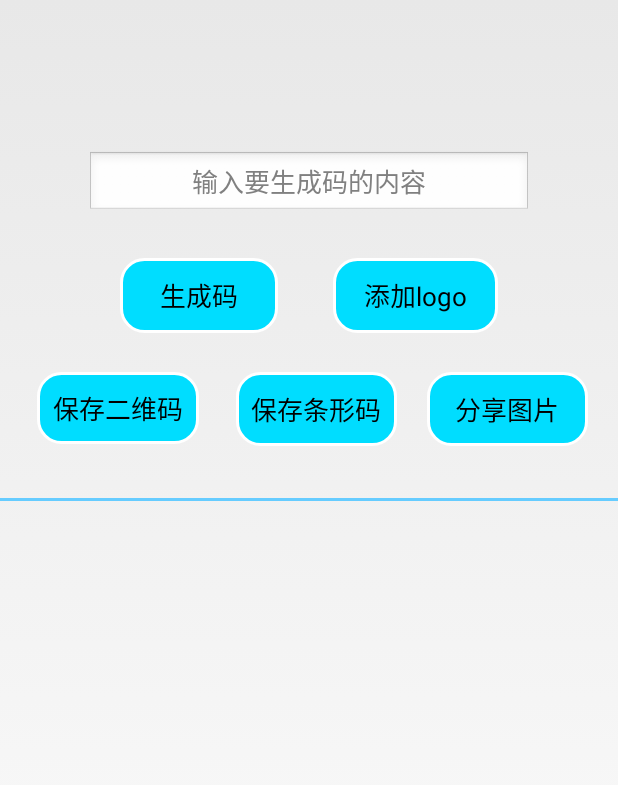
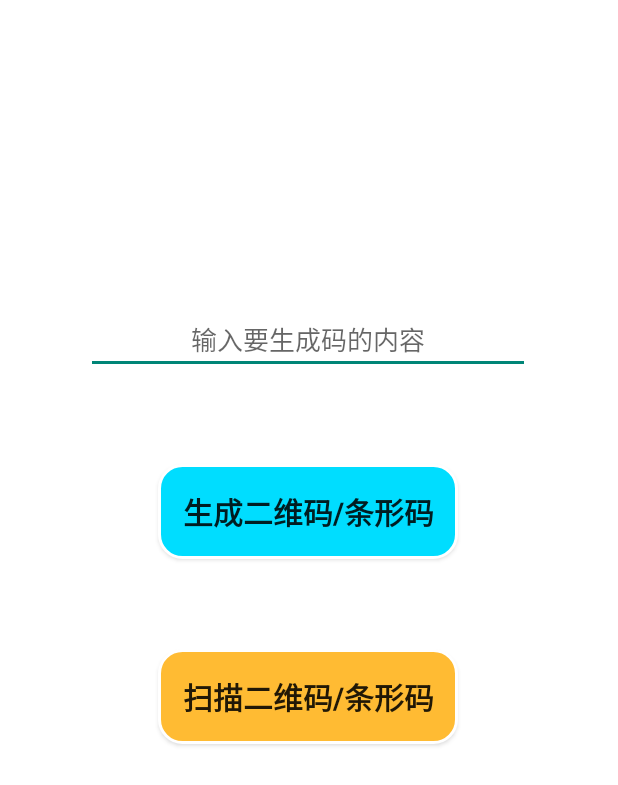
Before and after one commit to Veal98/Code-Scanner, an Android app: the screen it shows after launch (CreateCodeActivity before the commit, MainActivity after it), after a tap on "生成二维码/条形码", on a phone screen of 412 x 824 dp. Shown: the top 785 px of the screen. Run offline under Robolectric (Android 15) with nearby library versions, the phone set to English and light mode, and no system bars; our stand-ins replace ButterKnife.

Commit message:
整体布局修改

```diff
--- a/app/build.gradle
+++ b/app/build.gradle
@@ -34,6 +34,8 @@ dependencies {
     //Github Dialog样式
     implementation 'com.github.limxing:Android-PromptDialog:1.1.3'
     implementation 'com.flyco.dialog:FlycoDialog_Lib:1.3.2@aar'
+    // AndroidEdit 文本框撤销和恢复
+    implementation 'ren.qinc.edit:lib:0.0.5'
 
 
 }
--- a/app/src/main/java/com/cheng/codescanner/CommonScanActivity.java
+++ b/app/src/main/java/com/cheng/codescanner/CommonScanActivity.java
@@ -93,7 +93,7 @@ public final class CommonScanActivity extends Activity implements ScanListener,
         super.onCreate(icicle);
         setContentView(R.layout.activity_scan_code);
         ButterKnife.bind(this);
-        // 利用getIntExtra() 取出MainActivity中的putExtra()传入的值,设置扫描模式
+        // 利用getIntExtra() 取出其他Activity中的putExtra()传入的值,设置扫描模式
         scanMode = getIntent().getIntExtra(Constant.REQUEST_SCAN_MODE, Constant.REQUEST_SCAN_MODE_ALL_MODE);
         checkPermission(); //摄像头权限申请
         initView();
--- a/app/src/main/java/com/cheng/codescanner/CreateCodeActivity.java
+++ b/app/src/main/java/com/cheng/codescanner/CreateCodeSuccessActivity.java
@@ -16,10 +16,12 @@ import android.view.View;
 import android.widget.AdapterView;
 import android.widget.Button;
 import android.widget.EditText;
+import android.widget.ImageButton;
 import android.widget.ImageView;
 import android.widget.Toast;
 import androidx.core.app.ActivityCompat;
 import com.cheng.codescanner.utils.CommonUtil;
+import com.cheng.codescanner.utils.Constant;
 import com.cheng.codescanner.zxing.encode.EncodingHandler;
 import com.flyco.dialog.listener.OnOperItemClickL;
 import com.flyco.dialog.widget.ActionSheetDialog;
@@ -31,14 +33,11 @@ import butterknife.OnClick;
 import me.leefeng.promptlibrary.PromptDialog;
 
 
-public class CreateCodeActivity extends Activity {
+public class CreateCodeSuccessActivity extends Activity {
 
     /*ButterKnife绑定控件*/
 
-    @Bind(R.id.et_code_key) //输入要生成码的内容
-    EditText etCodeKey;
-    @Bind(R.id.btn_create_code) //生成码Button
-    Button btnCreateCode;
+
     @Bind(R.id.btn_add_logo) //添加logo
             Button btnAddLogo;
     @Bind(R.id.btn_share_img) //分享
@@ -51,6 +50,8 @@ public class CreateCodeActivity extends Activity {
             Button save2Code;
     @Bind(R.id.btn_save_bar_code) //保存条形码
             Button saveBarCode;
+    @Bind(R.id.btn_circle_scan) //圆形按钮扫描
+            ImageButton circleScan;
 
     Bitmap qrCode = null;
     Bitmap barCode = null;
@@ -61,29 +62,26 @@ public class CreateCodeActivity extends Activity {
         super.onCreate(saveInstanceState);
         qrCode = null;
         barCode = null;
-        setContentView(R.layout.activity_create_code);
+        setContentView(R.layout.activity_create_success);
         ButterKnife.bind(this);  //绑定初始化ButterKnife
         //验证权限
-        verifyStoragePermissions(this);
+
+        Intent intent = getIntent();
+        String key = intent.getStringExtra("etCodeKey"); //获取MainActivity传值
+        create2Code(key);
+        createBarCode(key);
+        PromptDialog promptDialog = new PromptDialog(this);
+        promptDialog.showSuccess("生成码成功！");
     }
 
 
     /**
      * 按钮监听事件
      */
-    @OnClick({R.id.btn_create_code, R.id.btn_add_logo,R.id.btn_share_img, R.id.btn_save_2_code, R.id.btn_save_bar_code})
+    @OnClick({R.id.btn_add_logo,R.id.btn_share_img, R.id.btn_save_2_code, R.id.btn_save_bar_code, R.id.btn_circle_scan})
     public void clickListener(View view){
-        String key = etCodeKey.getText().toString(); //获取输入的内容，二维码信息
 
         switch (view.getId()){
-            case  R.id.btn_create_code: //生成码,添加文字
-                if(TextUtils.isEmpty(key)){
-                    Toast.makeText(this,"请输入内容",Toast.LENGTH_SHORT).show();
-                }else{
-                    create2Code(key);
-                    createBarCode(key);
-                }
-                break;
 
             case R.id.btn_add_logo: //添加logo
                 if(qrCode==null){
@@ -92,16 +90,13 @@ public class CreateCodeActivity extends Activity {
                     break;
                 }else {
                     Bitmap headBitmap =getHeadBitmap(60);
-                    if(headBitmap != null)
-                        createQRCodeBitmapWithPortrait(qrCode,headBitmap);
+                    if(headBitmap != null) {
+                        createQRCodeBitmapWithPortrait(qrCode, headBitmap);
+                        PromptDialog promptDialog = new PromptDialog(this);
+                        promptDialog.showSuccess("添加成功！");
+                    }
                     break;
                 }
-//                Bitmap bitmap = create2Code(key);
-//                Bitmap headBitmap =getHeadBitmap(60);
-//                if(bitmap != null  && headBitmap != null)
-//                    createQRCodeBitmapWithPortrait(bitmap, headBitmap);
-//                break;
-
 
             case R.id.btn_share_img: //分享图片
                 if(qrCode==null){
@@ -136,6 +131,14 @@ public class CreateCodeActivity extends Activity {
                     promptDialog2.showSuccess("条形码保存成功");
                     break;
                 }
+
+            case R.id.btn_circle_scan: //圆形扫描按钮
+                Intent intent = new Intent(CreateCodeSuccessActivity.this, CommonScanActivity.class);
+                // putExtra("A",B)中，AB为键值对，第一个参数为键名，第二个参数为键对应的值。
+                // 如果想取出Intent对象中的这些值，需要在你的另一个Activity中用getXXXXXExtra方法，注意需要使用对应类型的方法，参数为键名
+                intent.putExtra(Constant.REQUEST_SCAN_MODE,Constant.REQUEST_SCAN_MODE_ALL_MODE);
+                startActivity(intent);
+                break;
         }
     }
 
@@ -229,30 +232,7 @@ public class CreateCodeActivity extends Activity {
 
     }
 
-    /**
-     * 权限认证
-     */
 
-    private static final int REQUEST_EXTERNAL_STORAGE = 1;
-    private static String[] PERMISSIONS_STORAGE = {
-            "android.permission.READ_EXTERNAL_STORAGE",
-            "android.permission.WRITE_EXTERNAL_STORAGE" };
-
-
-    public static void verifyStoragePermissions(Activity activity) {
-
-        try {
-            //检测是否有写的权限
-            int permission = ActivityCompat.checkSelfPermission(activity,
-                    "android.permission.WRITE_EXTERNAL_STORAGE");
-            if (permission != PackageManager.PERMISSION_GRANTED) {
-                // 没有写的权限，去申请写的权限，会弹出对话框
-                ActivityCompat.requestPermissions(activity, PERMISSIONS_STORAGE,REQUEST_EXTERNAL_STORAGE);
-            }
-        } catch (Exception e) {
-            e.printStackTrace();
-        }
-    }
 
 
 
--- a/app/src/main/java/com/cheng/codescanner/MainActivity.java
+++ b/app/src/main/java/com/cheng/codescanner/MainActivity.java
@@ -8,83 +8,60 @@ import android.content.Intent;
 import android.content.pm.PackageManager;
 import android.os.Build;
 import android.os.Bundle;
+import android.text.TextUtils;
 import android.view.View;
 import android.widget.Button;
+import android.widget.EditText;
+import android.widget.Toast;
 
 import com.cheng.codescanner.utils.Constant;
 
+import butterknife.Bind;
 import butterknife.ButterKnife;
 import butterknife.OnClick;
 
 public class MainActivity extends AppCompatActivity {
 
-//    @Override
-//    protected void onCreate(Bundle savedInstanceState) {
-//        super.onCreate(savedInstanceState);
-//        setContentView(R.layout.activity_main);
-//        ButterKnife.bind(this);  //绑定初始化ButterKnife
-//
-//    }
-//
-//    @OnClick({R.id.create_code, R.id.scan_2code, R.id.scan_bar_code, R.id.scan_code})
-//    public void clickListener(View view){
-//        Intent intent;
-//        switch (view.getId()){
-//            case R.id.create_code: //生成码
-//                intent = new Intent(this,CreateCodeActivity.class);
-//                startActivity(intent);
-//                break;
-//        }
-//    }
+    /*ButterKnife绑定控件*/
 
-    /**
-     * 此处监听使用内部类
-     * 和匿名内部类不同，使用优点:可以在该类中进行复用,可直接访问外部类的所有界面组件
-     */
+    @Bind(R.id.et_code_key) //输入要生成码的内容
+    EditText etCodeKey;
+    @Bind(R.id.btn_create_code) //生成码Button
+    Button btnCreateCode;
+    @Bind(R.id.btn_scan_code) //扫描
+    Button btnScanCode;
+
+
+
+
     @Override
     protected void onCreate(Bundle savedInstanceState){
         super.onCreate(savedInstanceState);
         setContentView(R.layout.activity_main);
-        Button create_code = (Button) findViewById(R.id.create_code);
-//        Button scan_2code = (Button) findViewById(R.id.scan_2code);
-//        Button scan_bar_code = (Button) findViewById(R.id.scan_bar_code);
-        Button scan_code = (Button) findViewById(R.id.scan_code);
-        // 直接new一个内部类对象作为参数
-        create_code.setOnClickListener(new ClickListener());
-//        scan_2code.setOnClickListener(new ClickListener());
-//        scan_bar_code.setOnClickListener(new ClickListener());
-        scan_code.setOnClickListener(new ClickListener());
-
-
+        ButterKnife.bind(this);
 
     }
 
-    // 定义一个内部类，实现View.OnClickListener接口，并重写onClick()方法
-    class ClickListener implements View.OnClickListener{
-        @Override
-        public void onClick(View view){
+    /**
+     * 按钮监听事件
+     */
+    @OnClick({R.id.btn_create_code, R.id.btn_scan_code})
+    public void clickListener(View view) {
+        String key = etCodeKey.getText().toString(); //获取输入的内容，二维码信息
+
+        switch (view.getId()) {
+            case R.id.btn_create_code: //生成码,添加文字
                 Intent intent;
-            switch (view.getId()){
-                case R.id.create_code: //生成码
-                    intent = new Intent(MainActivity.this,CreateCodeActivity.class);
+                if (TextUtils.isEmpty(key)) {
+                    Toast.makeText(this, "请输入内容", Toast.LENGTH_SHORT).show();
+                } else {
+                    intent = new Intent(MainActivity.this,CreateCodeSuccessActivity.class);
+                    intent.putExtra("etCodeKey", key);
                     startActivity(intent);
                     break;
-
-//                case R.id.scan_2code: //扫描二维码
-//                    intent = new Intent(MainActivity.this, CommonScanActivity.class);
-//                    // putExtra("A",B)中，AB为键值对，第一个参数为键名，第二个参数为键对应的值。
-//                    // 如果想取出Intent对象中的这些值，需要在另一个Activity中用getXXXXXExtra方法，注意需要使用对应类型的方法，参数为键名
-//                    intent.putExtra(Constant.REQUEST_SCAN_MODE,Constant.REQUEST_SCAN_MODE_QRCODE_MODE);
-//                    startActivity(intent);
-//                    break;
-//
-//                case R.id.scan_bar_code: //扫描条形码
-//                    intent = new Intent(MainActivity.this, CommonScanActivity.class);
-//                    intent.putExtra(Constant.REQUEST_SCAN_MODE, Constant.REQUEST_SCAN_MODE_BARCODE_MODE);
-//                    startActivity(intent);
-//                    break;
-
-                case R.id.scan_code: //扫描条形码或者二维码
+                }
+                break;
+            case R.id.btn_scan_code: //扫描条形码或者二维码
                 intent = new Intent(MainActivity.this, CommonScanActivity.class);
                 // putExtra("A",B)中，AB为键值对，第一个参数为键名，第二个参数为键对应的值。
                 // 如果想取出Intent对象中的这些值，需要在你的另一个Activity中用getXXXXXExtra方法，注意需要使用对应类型的方法，参数为键名
@@ -94,5 +71,6 @@ public class MainActivity extends AppCompatActivity {
 
         }
     }
+
+
 }
-}
--- a/app/src/main/res/layout/activity_create_code.xml
+++ /dev/null
@@ -1,153 +0,0 @@
-<?xml version="1.0" encoding="utf-8"?>
-<androidx.constraintlayout.widget.ConstraintLayout xmlns:android="http://schemas.android.com/apk/res/android"
-    xmlns:app="http://schemas.android.com/apk/res-auto"
-    xmlns:tools="http://schemas.android.com/tools"
-    android:layout_width="match_parent"
-    android:layout_height="match_parent">
-
-
-    <!--    <LinearLayout-->
-    <!--        android:layout_width="322dp"-->
-    <!--        android:layout_height="92dp"-->
-    <!--        android:orientation="horizontal"-->
-    <!--        app:layout_constraintEnd_toEndOf="parent"-->
-    <!--        app:layout_constraintHorizontal_bias="0.5"-->
-    <!--        app:layout_constraintStart_toStartOf="parent"-->
-    <!--        tools:layout_editor_absoluteY="458dp">-->
-
-    <!--    </LinearLayout>-->
-
-
-    <EditText
-        android:id="@+id/et_code_key"
-        android:layout_width="296dp"
-        android:layout_height="43dp"
-        android:layout_marginStart="20dp"
-        android:layout_marginLeft="20dp"
-        android:layout_marginEnd="20dp"
-        android:layout_marginRight="20dp"
-        android:gravity="center"
-        android:hint="输入要生成码的内容"
-        android:padding="10dp"
-        android:textSize="17sp"
-        app:layout_constraintBottom_toTopOf="@+id/btn_create_code"
-        app:layout_constraintEnd_toEndOf="parent"
-        app:layout_constraintHorizontal_bias="0.5"
-        app:layout_constraintStart_toStartOf="parent"
-        app:layout_constraintTop_toTopOf="parent"
-        app:layout_constraintVertical_bias="0.782" />
-
-    <Button
-        android:id="@+id/btn_create_code"
-        android:layout_width="105dp"
-        android:layout_height="50dp"
-        android:layout_marginStart="80dp"
-        android:layout_marginLeft="80dp"
-        android:layout_marginTop="172dp"
-        android:layout_weight="1"
-        android:background="@drawable/btn_shape1"
-        android:gravity="center"
-        android:padding="10dp"
-        android:text="生成码"
-        android:textSize="17sp"
-        app:layout_constraintStart_toStartOf="parent"
-        app:layout_constraintTop_toTopOf="parent" />
-
-    <Button
-        android:id="@+id/btn_add_logo"
-        android:layout_width="110dp"
-        android:layout_height="50dp"
-        android:layout_marginTop="172dp"
-        android:layout_marginEnd="80dp"
-        android:layout_marginRight="80dp"
-        android:layout_weight="1"
-        android:background="@drawable/btn_shape1"
-        android:gravity="center"
-        android:padding="10dp"
-        android:text="添加logo"
-        android:textSize="17sp"
-        app:layout_constraintEnd_toEndOf="parent"
-        app:layout_constraintTop_toTopOf="parent" />
-
-
-    <View
-        android:layout_width="match_parent"
-        android:layout_height="3px"
-        android:background="#66CCFF"
-        app:layout_constraintBottom_toTopOf="@+id/iv_2_code"
-        app:layout_constraintTop_toBottomOf="@+id/btn_share_img"
-        tools:layout_editor_absoluteX="0dp" />
-
-    <Button
-        android:id="@+id/btn_share_img"
-        android:layout_width="107dp"
-        android:layout_height="49dp"
-        android:layout_marginTop="248dp"
-        android:layout_marginEnd="20dp"
-        android:layout_marginRight="20dp"
-        android:layout_weight="1"
-        android:background="@drawable/btn_shape1"
-        android:gravity="center"
-        android:padding="10dp"
-        android:text="分享图片"
-        android:textSize="17sp"
-        app:layout_constraintEnd_toEndOf="parent"
-        app:layout_constraintTop_toTopOf="parent" />
-
-    <Button
-        android:id="@+id/btn_save_2_code"
-        android:layout_width="108dp"
-        android:layout_height="48dp"
-        android:layout_marginStart="20dp"
-        android:layout_marginLeft="20dp"
-        android:layout_marginTop="248dp"
-        android:layout_marginEnd="20dp"
-        android:layout_marginRight="20dp"
-        android:layout_weight="1"
-        android:background="@drawable/btn_shape1"
-        android:gravity="center"
-        android:padding="10dp"
-        android:text="保存二维码"
-        android:textSize="17sp"
-        app:layout_constraintEnd_toStartOf="@+id/btn_save_bar_code"
-        app:layout_constraintStart_toStartOf="parent"
-        app:layout_constraintTop_toTopOf="parent" />
-
-    <Button
-        android:id="@+id/btn_save_bar_code"
-        android:layout_width="107dp"
-        android:layout_height="49dp"
-        android:layout_marginTop="248dp"
-        android:layout_marginEnd="20dp"
-        android:layout_marginRight="20dp"
-        android:layout_weight="1"
-        android:background="@drawable/btn_shape1"
-        android:gravity="center"
-        android:padding="10dp"
-        android:text="保存条形码"
-        android:textSize="17sp"
-        app:layout_constraintEnd_toStartOf="@+id/btn_share_img"
-        app:layout_constraintTop_toTopOf="parent" />
-
-    <ImageView
-        android:id="@+id/iv_2_code"
-        android:layout_width="229dp"
-        android:layout_height="160dp"
-        android:layout_marginTop="368dp"
-
-        app:layout_constraintEnd_toEndOf="parent"
-        app:layout_constraintStart_toStartOf="parent"
-        app:layout_constraintTop_toTopOf="parent" />
-
-    <ImageView
-        android:id="@+id/iv_bar_code"
-        android:layout_width="323dp"
-        android:layout_height="99dp"
-        app:layout_constraintBottom_toBottomOf="parent"
-        app:layout_constraintEnd_toEndOf="parent"
-        app:layout_constraintStart_toStartOf="parent"
-        app:layout_constraintTop_toBottomOf="@+id/iv_2_code"
-        app:layout_constraintVertical_bias="0.439" />
-
-
-</androidx.constraintlayout.widget.ConstraintLayout>
--- a/app/src/main/res/layout/activity_main.xml
+++ b/app/src/main/res/layout/activity_main.xml
@@ -4,95 +4,52 @@
     xmlns:tools="http://schemas.android.com/tools"
     android:layout_width="match_parent"
     android:layout_height="match_parent"
+    android:background="@android:color/white"
+    android:fitsSystemWindows="true"
+    android:orientation="vertical"
     tools:context=".MainActivity">
 
 
-<!--    <ImageView-->
-<!--        android:id="@+id/imageView"-->
-<!--        android:layout_width="wrap_content"-->
-<!--        android:layout_height="wrap_content"-->
-<!--        android:layout_margin="5px"-->
-<!--        android:layout_marginBottom="76dp"-->
-<!--        android:adjustViewBounds="true"-->
-<!--        android:maxWidth="160px"-->
-<!--        android:maxHeight="160px"-->
-<!--        android:src="@drawable/robot"-->
-<!--        app:layout_constraintBottom_toTopOf="@+id/textView"-->
-<!--        app:layout_constraintEnd_toEndOf="parent"-->
-<!--        app:layout_constraintHorizontal_bias="0.498"-->
-<!--        app:layout_constraintStart_toStartOf="parent" />-->
-
-    <!--    <Button-->
-<!--        android:id="@+id/scan_2code"-->
-<!--        android:layout_width="200dp"-->
-<!--        android:layout_height="63dp"-->
-<!--        android:layout_marginTop="35dp"-->
-<!--        android:background="@drawable/btn_shape"-->
-<!--        android:text="扫描二维码"-->
-<!--        android:textSize="20sp"-->
-<!--        android:textStyle="bold"-->
-<!--        android:typeface="sans"-->
-<!--        app:layout_constraintEnd_toEndOf="parent"-->
-<!--        app:layout_constraintHorizontal_bias="0.502"-->
-<!--        app:layout_constraintStart_toStartOf="parent"-->
-<!--        app:layout_constraintTop_toBottomOf="@+id/scan_bar_code" />-->
-
-<!--    <Button-->
-<!--        android:id="@+id/scan_bar_code"-->
-<!--        android:layout_width="200dp"-->
-<!--        android:layout_height="63dp"-->
-<!--        android:layout_marginTop="35dp"-->
-<!--        android:background="@drawable/btn_shape"-->
-<!--        android:text="扫描条形码"-->
-<!--        android:textSize="20sp"-->
-<!--        android:textStyle="bold"-->
-<!--        android:typeface="sans"-->
-<!--        app:layout_constraintEnd_toEndOf="parent"-->
-<!--        app:layout_constraintHorizontal_bias="0.502"-->
-<!--        app:layout_constraintStart_toStartOf="parent"-->
-<!--        app:layout_constraintTop_toBottomOf="@+id/scan_code" />-->
-
-    <TextView
-        android:id="@+id/textView"
-        android:layout_width="254dp"
-        android:layout_height="34dp"
-        android:layout_marginTop="50dp"
+    <EditText
+        android:id="@+id/et_code_key"
+        android:layout_width="296dp"
+        android:layout_height="43dp"
+        android:layout_marginStart="20dp"
+        android:layout_marginTop="120dp"
+        android:layout_marginEnd="20dp"
         android:gravity="center"
-        android:text="二维码/条形码生成和识别系统"
-        android:textAppearance="@style/TextAppearance.AppCompat.Medium"
-        android:textColor="#000000"
-        android:textSize="18sp"
-        android:textStyle="bold"
-        android:typeface="sans"
-        app:layout_constraintBottom_toTopOf="@+id/create_code"
+        android:hint="输入要生成码的内容"
+        android:padding="10dp"
+        android:textSize="17sp"
+        app:layout_constraintBottom_toBottomOf="parent"
         app:layout_constraintEnd_toEndOf="parent"
-        app:layout_constraintHorizontal_bias="0.496"
+        app:layout_constraintHorizontal_bias="0.493"
         app:layout_constraintStart_toStartOf="parent"
         app:layout_constraintTop_toTopOf="parent"
-        app:layout_constraintVertical_bias="0.666" />
+        app:layout_constraintVertical_bias="0.13" />
 
     <Button
-        android:id="@+id/create_code"
+        android:id="@+id/btn_create_code"
         android:layout_width="200dp"
         android:layout_height="63dp"
-        android:layout_marginTop="250dp"
+        android:layout_marginTop="60dp"
         android:layout_marginBottom="412dp"
         android:background="@drawable/btn_shape1"
         android:text="生成二维码/条形码"
         android:textSize="20sp"
         android:textStyle="bold"
         android:typeface="sans"
-        app:layout_constraintBottom_toTopOf="@+id/scan_code"
+        app:layout_constraintBottom_toTopOf="@+id/btn_scan_code"
         app:layout_constraintEnd_toEndOf="parent"
-        app:layout_constraintHorizontal_bias="0.502"
+        app:layout_constraintHorizontal_bias="0.497"
         app:layout_constraintStart_toStartOf="parent"
-        app:layout_constraintTop_toTopOf="parent" />
+        app:layout_constraintTop_toBottomOf="@+id/et_code_key" />
 
     <Button
-        android:id="@+id/scan_code"
+        android:id="@+id/btn_scan_code"
         android:layout_width="200dp"
         android:layout_height="63dp"
-        android:layout_marginTop="36dp"
+        android:layout_marginTop="60dp"
         android:background="@drawable/btn_shape"
         android:text="扫描二维码/条形码"
         android:textSize="20sp"
@@ -101,7 +58,7 @@
         app:layout_constraintEnd_toEndOf="parent"
         app:layout_constraintHorizontal_bias="0.497"
         app:layout_constraintStart_toStartOf="parent"
-        app:layout_constraintTop_toBottomOf="@+id/create_code" />
+        app:layout_constraintTop_toBottomOf="@+id/btn_create_code" />
 
 
 </androidx.constraintlayout.widget.ConstraintLayout>
--- a/app/src/main/res/values/styles.xml
+++ b/app/src/main/res/values/styles.xml
@@ -1,11 +1,17 @@
 <resources>
 
     <!-- Base application theme. -->
-    <style name="AppTheme" parent="Theme.AppCompat.Light.DarkActionBar">
+    <style name="AppTheme" parent="Theme.AppCompat.Light.NoActionBar">
         <!-- Customize your theme here. -->
-        <item name="colorPrimary">@color/colorPrimary</item>
-        <item name="colorPrimaryDark">@color/colorPrimaryDark</item>
-        <item name="colorAccent">@color/colorAccent</item>
+<!--        <item name="colorPrimary">@color/colorPrimary</item>-->
+<!--        <item name="colorPrimaryDark">@color/colorPrimaryDark</item>-->
+<!--        <item name="colorAccent">@color/colorAccent</item>-->
+        <!-- All customizations that are NOT specific to a particular API-level can go here. -->
+        <!-- 隐藏状态栏 -->
+        <item name="android:windowFullscreen">true</item>
+        <!-- 隐藏标题栏 -->
+        <item name="android:windowNoTitle">true</item>
+
     </style>
 
 </resources>
```
Also changed, not shown: app/src/main/AndroidManifest.xml (+11 -7 lines), app/src/main/res/drawable/btn_circle.xml (added, +20 -0 lines), app/src/main/res/layout/activity_create_success.xml (added, +123 -0 lines), app/src/main/res/drawable/scan.png (added). Lines whose indentation alone changed are shown as unchanged.
